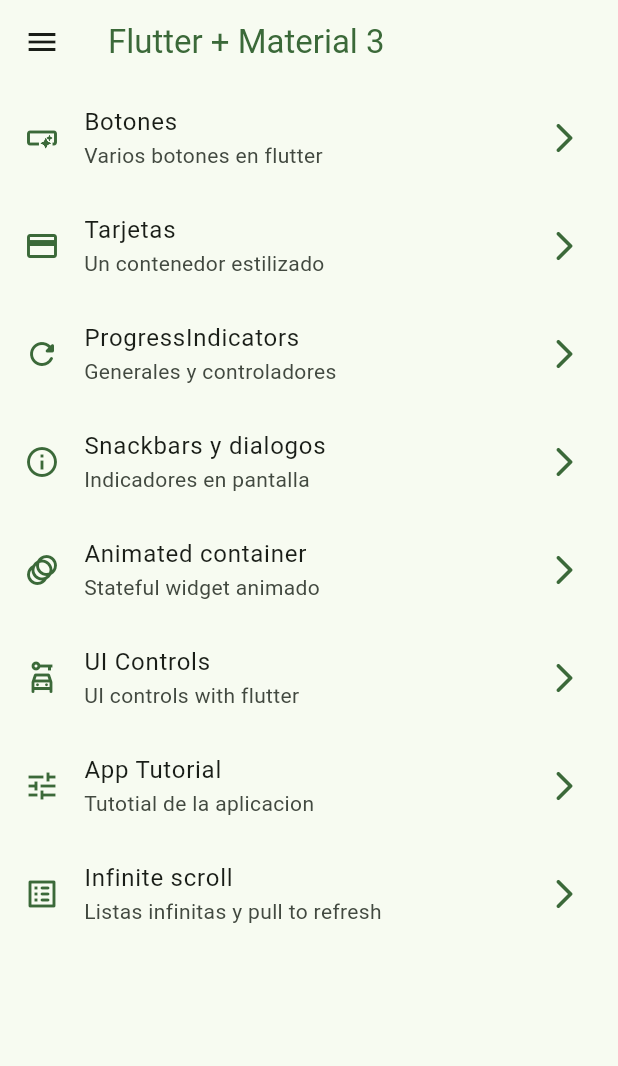
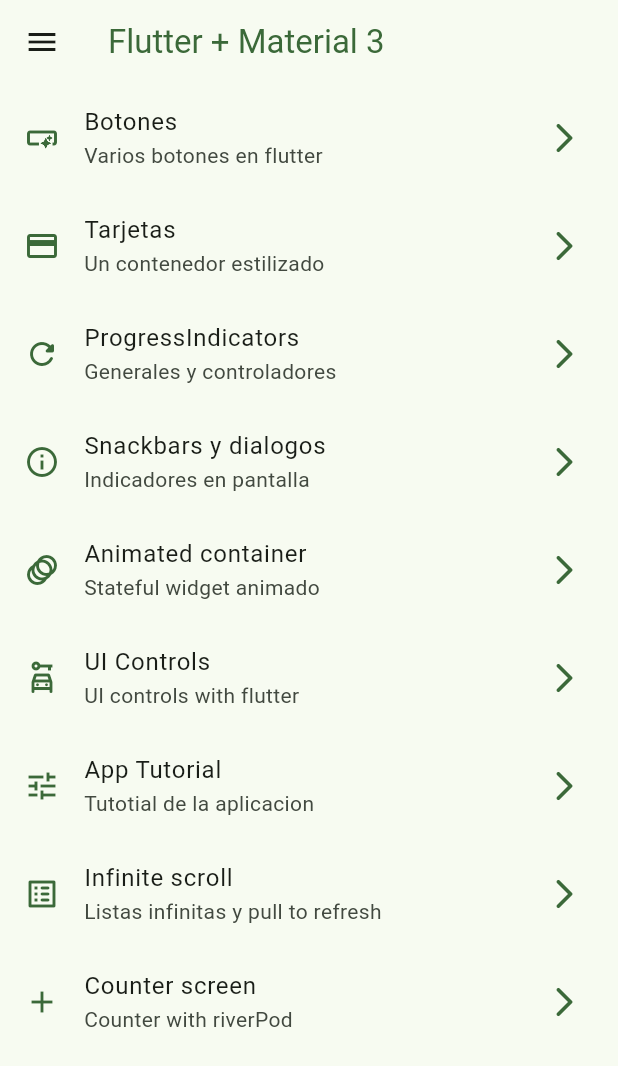
Before and after one commit to osvaldo-o/widgets-app-flutter, a Flutter app: the screen it shows after launch, on a phone screen of 412 x 824 dp. Shown: the top 1066 px of the screen. Run offline on Flutter 3.47's test engine with Material 3 defaults, Android fonts, the phone set to English and light mode, and no system bars; our stand-ins replace animate_do, flutter_riverpod, go_router.

Commit message:
Riverpod state provider

```diff
--- a/lib/config/menu/menu_items.dart
+++ b/lib/config/menu/menu_items.dart
@@ -55,4 +55,10 @@ const List<MenuItem> appMenuItems = [
     link: '/infinite',
     icon: Icons.list_alt_rounded,
   ),
+  MenuItem(
+    title: 'Counter screen',
+    subTitle: 'Counter with riverPod',
+    link: '/counter',
+    icon: Icons.add,
+  ),
 ];
--- a/lib/config/router/app_router.dart
+++ b/lib/config/router/app_router.dart
@@ -39,5 +39,9 @@ final appRouter = GoRouter(
       path: '/infinite',
       builder: (context, state) => const InfiniteScrollScreen(),
     ),
+    GoRoute(
+      path: '/counter',
+      builder: (context, state) => const CounterScreen(),
+    ),
   ],
 );
--- a/lib/main.dart
+++ b/lib/main.dart
@@ -1,9 +1,10 @@
 import 'package:flutter/material.dart';
+import 'package:flutter_riverpod/flutter_riverpod.dart';
 import 'package:widgets_app/config/router/app_router.dart';
 import 'package:widgets_app/config/theme/app_theme.dart';
 
 void main() {
-  runApp(const MainApp());
+  runApp(const ProviderScope(child: MainApp()));
 }
 
 class MainApp extends StatelessWidget {
--- /dev/null
+++ b/lib/presentation/provider/counter_provider.dart
@@ -0,0 +1,3 @@
+import 'package:flutter_riverpod/flutter_riverpod.dart';
+
+final counterProvider = StateProvider((ref) => 5);
--- a/lib/presentation/screens/screens.dart
+++ b/lib/presentation/screens/screens.dart
@@ -1,3 +1,4 @@
+export 'package:widgets_app/presentation/screens/counter/counter_screen.dart';
 export 'package:widgets_app/presentation/screens/animated/animated_screen.dart';
 export 'package:widgets_app/presentation/screens/app_tutorial/app_tutorial_screen.dart';
 export 'package:widgets_app/presentation/screens/infinited_scroll/infinited_scroll_screen.dart';
--- a/pubspec.yaml
+++ b/pubspec.yaml
@@ -10,6 +10,7 @@ dependencies:
   animate_do: ^3.1.2
   flutter:
     sdk: flutter
+  flutter_riverpod: ^2.4.9
   go_router: ^12.1.1
 
 dev_dependencies:
```
Also changed, not shown: lib/presentation/screens/counter/counter_screen.dart (added, +27 -0 lines), pubspec.lock.
